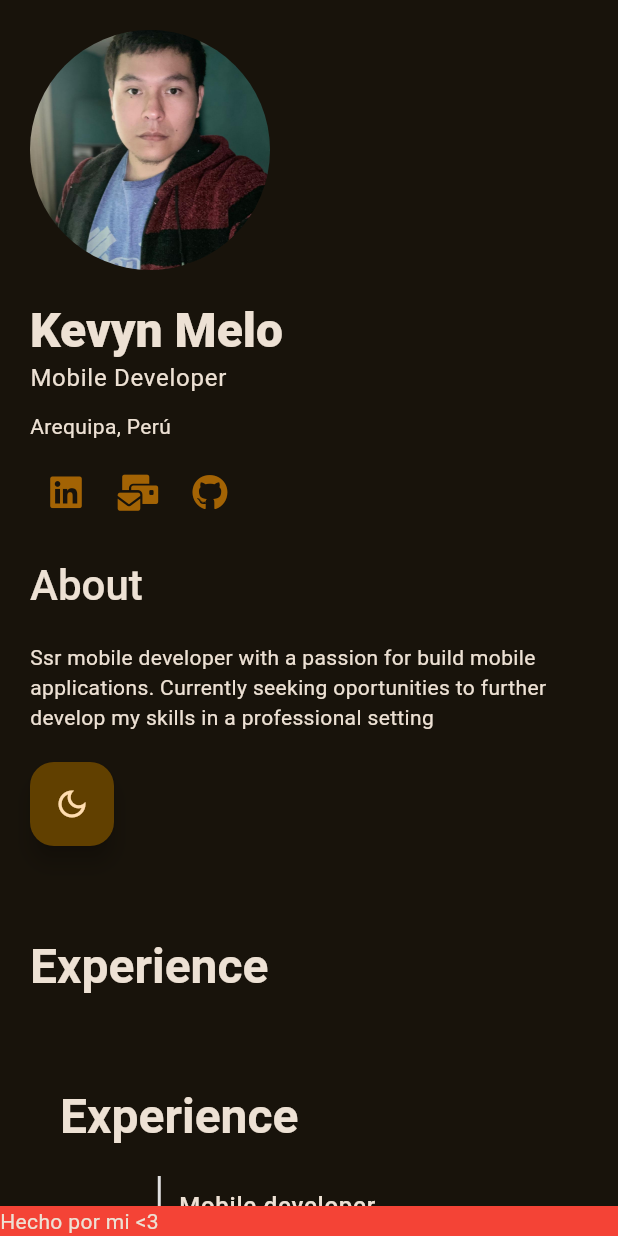
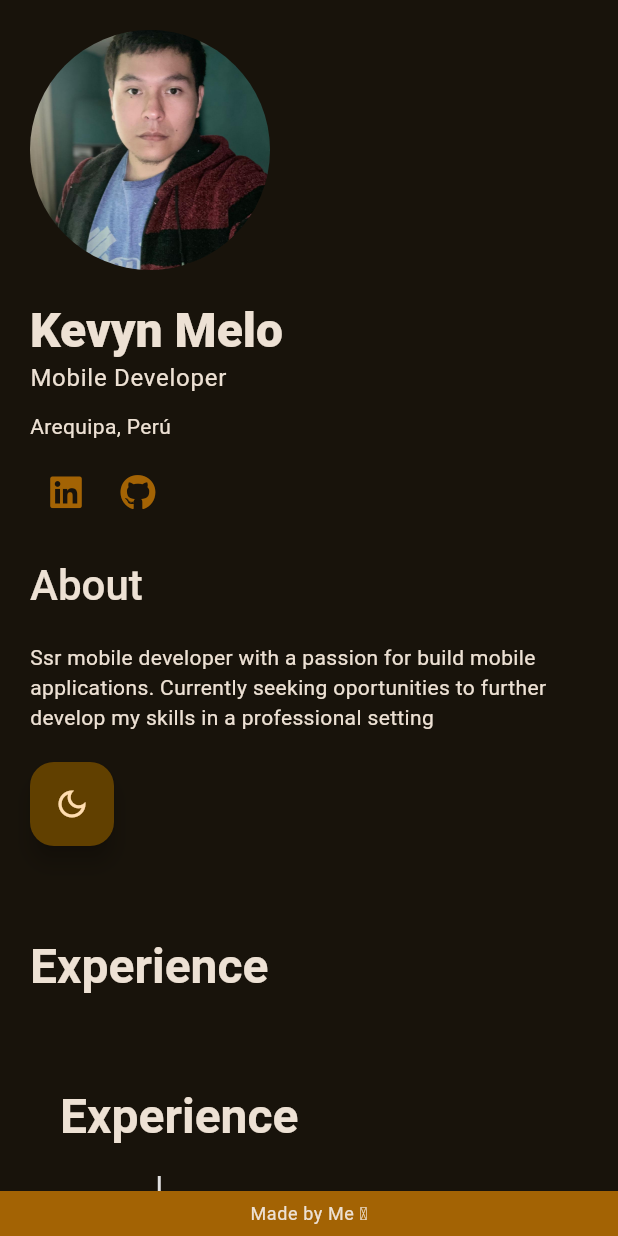
Before and after one commit to MeloGon/portfolio_pro, a Flutter app: the screen it shows after launch, after a tap on the "light mode" icon, on a phone screen of 412 x 824 dp. Run offline on Flutter 3.47's test engine with Material 3 defaults, Android fonts, the light colour scheme and no system bars; our stand-ins replace flutter_riverpod, font_awesome_flutter, go_router, material_symbols_icons, riverpod_annotation, timelines_plus; missing offline and left inert: dart:js; generated files the repository leaves out were written again.

Commit message:
adding projects with urls to store

```diff
--- a/lib/presentation/screens/home_screen.dart
+++ b/lib/presentation/screens/home_screen.dart
@@ -55,8 +55,16 @@ class HomeScreen extends StatelessWidget {
               ),
             )),
       ),
-      bottomNavigationBar:
-          Container(color: Colors.red, child: Text('Hecho por mi <3')),
+      bottomNavigationBar: Container(
+        height: 30,
+        color: Colors.orange.withOpacity(.6),
+        child: Align(
+          alignment: Alignment.center,
+          child: StyledText.bodySmall(
+            'Made by Me 🫀',
+          ),
+        ),
+      ),
     );
   }
 }
--- a/lib/presentation/widgets/about_me_widget.dart
+++ b/lib/presentation/widgets/about_me_widget.dart
@@ -2,6 +2,7 @@ import 'package:flutter/material.dart';
 import 'package:font_awesome_flutter/font_awesome_flutter.dart';
 import 'package:portfolio/config/config.dart';
 import 'package:portfolio/presentation/widgets/widgets.dart';
+import 'dart:js' as js;
 
 class AboutMeWidget extends StatelessWidget {
   const AboutMeWidget({super.key});
@@ -35,19 +36,16 @@ class AboutMeWidget extends StatelessWidget {
                     color: Colors.orange.withOpacity(0.6),
                   ),
                   onPressed: () {
-                    print("Pressed");
+                    js.context.callMethod('open', [
+                      "https://www.linkedin.com/in/kevyn-mauro-melo-gonzales-183160208/"
+                    ]);
                   }),
               IconButton(
-                  icon: FaIcon(FontAwesomeIcons.envelopesBulk),
+                  icon: const FaIcon(FontAwesomeIcons.github),
                   color: Colors.orange.withOpacity(0.6),
                   onPressed: () {
-                    print("Pressed");
-                  }),
-              IconButton(
-                  icon: FaIcon(FontAwesomeIcons.github),
-                  color: Colors.orange.withOpacity(0.6),
-                  onPressed: () {
-                    print("Pressed");
+                    js.context
+                        .callMethod('open', ["https://github.com/MeloGon"]);
                   }),
             ],
           ),
--- a/lib/presentation/widgets/projects_section_widget.dart
+++ b/lib/presentation/widgets/projects_section_widget.dart
@@ -2,6 +2,7 @@ import 'package:flutter/material.dart';
 import 'package:material_symbols_icons/symbols.dart';
 import 'package:portfolio/config/config.dart';
 import 'package:portfolio/domain/entities/project.dart';
+import 'dart:js' as js;
 
 class ProjectsSectionWidget extends StatelessWidget {
   const ProjectsSectionWidget({super.key});
@@ -17,32 +18,6 @@ class ProjectsSectionWidget extends StatelessWidget {
           fontWeight: FontWeight.w700,
         ),
         20.h,
-        // Wrap(
-        //   children: [
-        //     Card(
-        //       child: Padding(
-        //         padding: const EdgeInsets.all(15.0),
-        //         child: Column(
-        //           mainAxisSize: MainAxisSize.min,
-        //           crossAxisAlignment: CrossAxisAlignment.start,
-        //           children: [
-        //             Row(
-        //               mainAxisSize: MainAxisSize.min,
-        //               children: [
-        //                 const Icon(Symbols.folder),
-        //                 10.w,
-        //                 StyledText.bodyLarge('Nombre del proyecto'),
-        //               ],
-        //             ),
-        //             StyledText.bodyMedium(
-        //               'Trata de esto tal por cual ',
-        //             ),
-        //           ],
-        //         ),
-        //       ),
-        //     ),
-        //   ],
-        // ),
         Wrap(
           spacing: 20,
           runSpacing: 10,
@@ -50,6 +25,12 @@ class ProjectsSectionWidget extends StatelessWidget {
             final project = projectsData[index];
             return SizedBox(
               width: 300,
+              child: GestureDetector(
+                onTap: () {
+                  if (project.url?.isNotEmpty ?? false) {
+                    js.context.callMethod('open', [project.url]);
+                  }
+                },
                 child: Card(
                   child: Padding(
                     padding: const EdgeInsets.all(15.0),
@@ -57,18 +38,34 @@ class ProjectsSectionWidget extends StatelessWidget {
                       mainAxisSize: MainAxisSize.min,
                       crossAxisAlignment: CrossAxisAlignment.start,
                       children: [
+                        if (project.url?.isNotEmpty ?? false)
+                          StyledText.bodySmall('Published'),
                         Row(
                           mainAxisSize: MainAxisSize.min,
+                          crossAxisAlignment: CrossAxisAlignment.center,
                           children: [
                             const Icon(Symbols.folder),
                             10.w,
-                          StyledText.bodyLarge(project.title),
+                            StyledText.bodyLarge(
+                              project.title,
+                              fontWeight: FontWeight.w700,
+                            ),
+                            const Spacer(),
+                            if (project.url?.isNotEmpty ?? false)
+                              GestureDetector(
+                                  onTap: () {
+                                    js.context
+                                        .callMethod('open', [project.url]);
+                                  },
+                                  child: const Icon(Icons.link))
                           ],
                         ),
+                        10.h,
                         StyledText.bodyMedium(
                           project.description,
                         ),
                       ],
+                    ),
                   ),
                 ),
               ),
```
Also changed, not shown: lib/domain/entities/project.dart (+52 -13 lines), assets/images/optical-sc-1.png (added), assets/images/optical-sc.png (added). Lines whose indentation alone changed are shown as unchanged.
